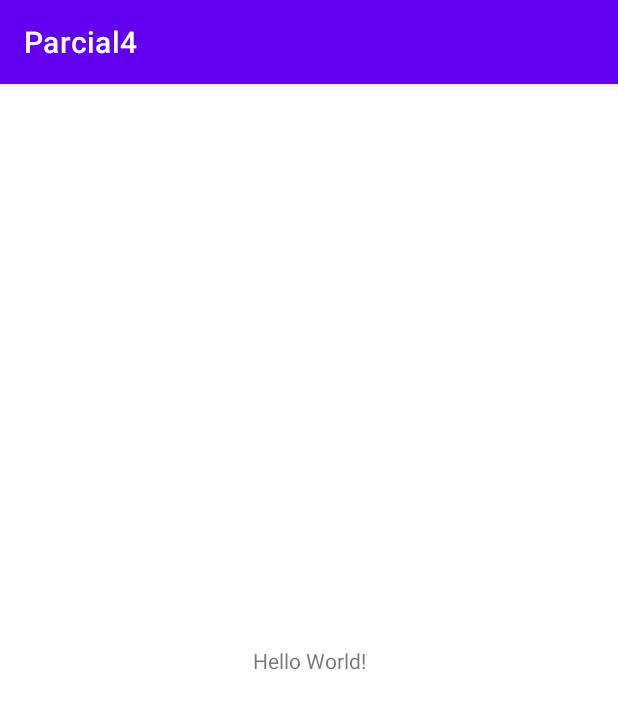
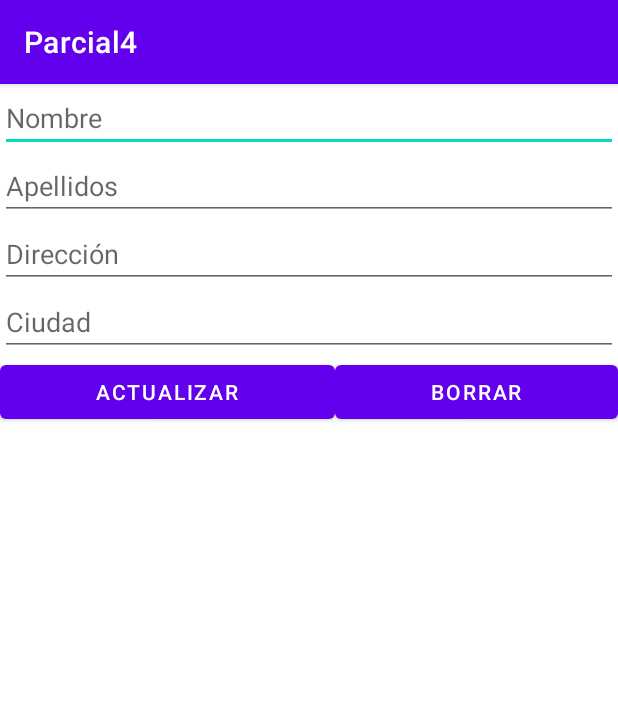
Before and after one commit to rossi46esa/etps1_RosaHerrera_2504652019, an Android app: the screen it shows after launch (MainActivity), on a phone screen of 412 x 824 dp. Shown: the top 709 px of the screen. Run offline under Robolectric (Android 15) with nearby library versions, the phone set to English and light mode, and no system bars.

Commit message:
Parcial3
CRUD - bd SQLite

Cliente

```diff
--- a/parcial4_etps1/app/src/main/java/sv/edu/utec/parcial4/MainActivity.java
+++ b/parcial4_etps1/app/src/main/java/sv/edu/utec/parcial4/MainActivity.java
@@ -2,7 +2,14 @@ package sv.edu.utec.parcial4;
 
 import androidx.appcompat.app.AppCompatActivity;
 
+import android.content.Context;
 import android.os.Bundle;
+import android.view.LayoutInflater;
+import android.view.View;
+import android.view.ViewGroup;
+import android.widget.Button;
+import android.widget.EditText;
+import android.widget.TextView;
 
 public class MainActivity extends AppCompatActivity {
 
@@ -11,4 +18,12 @@ public class MainActivity extends AppCompatActivity {
         super.onCreate(savedInstanceState);
         setContentView(R.layout.activity_main);
     }
+
+    EditText sNombreCliente,sApellidosCliente,sDireccionCliente, sCiudadCliente;
+
+    Button btnGuardar;
+    Context context;
+
+
+
 }
--- a/parcial4_etps1/app/src/main/res/layout/activity_main.xml
+++ b/parcial4_etps1/app/src/main/res/layout/activity_main.xml
@@ -6,13 +6,62 @@
     android:layout_height="match_parent"
     tools:context=".MainActivity">
 
-    <TextView
-        android:layout_width="wrap_content"
-        android:layout_height="wrap_content"
-        android:text="Hello World!"
-        app:layout_constraintBottom_toBottomOf="parent"
-        app:layout_constraintEnd_toEndOf="parent"
-        app:layout_constraintStart_toStartOf="parent"
-        app:layout_constraintTop_toTopOf="parent" />
+    <LinearLayout
+        android:layout_width="match_parent"
+        android:layout_height="match_parent"
+        android:orientation="vertical">
 
+        <EditText
+            android:id="@+id/edtNombreCliente"
+            android:layout_width="match_parent"
+            android:layout_height="wrap_content"
+            android:ems="10"
+            android:hint="Nombre"
+            android:inputType="textPersonName" />
+
+        <EditText
+            android:id="@+id/edtApellidosCliente"
+            android:layout_width="match_parent"
+            android:layout_height="wrap_content"
+            android:ems="10"
+            android:hint="Apellidos"
+            android:inputType="textPersonName" />
+
+        <EditText
+            android:id="@+id/edtDireccionCliente"
+            android:layout_width="match_parent"
+            android:layout_height="wrap_content"
+            android:ems="10"
+            android:hint="Dirección"
+            android:inputType="textPersonName" />
+
+        <EditText
+            android:id="@+id/edtCiudad"
+            android:layout_width="match_parent"
+            android:layout_height="wrap_content"
+            android:ems="10"
+            android:hint="Ciudad"
+            android:inputType="textPersonName" />
+
+        <LinearLayout
+            android:layout_width="match_parent"
+            android:layout_height="match_parent"
+            android:orientation="horizontal">
+
+            <Button
+                android:id="@+id/btnActualizar"
+                android:layout_width="wrap_content"
+                android:layout_height="wrap_content"
+                android:layout_weight="1"
+                android:text="ACTUALIZAR" />
+
+            <Button
+                android:id="@+id/btnBorrar"
+                android:layout_width="wrap_content"
+                android:layout_height="wrap_content"
+                android:layout_weight="1"
+                android:text="BORRAR" />
+        </LinearLayout>
+
+    </LinearLayout>
 </androidx.constraintlayout.widget.ConstraintLayout>
```
